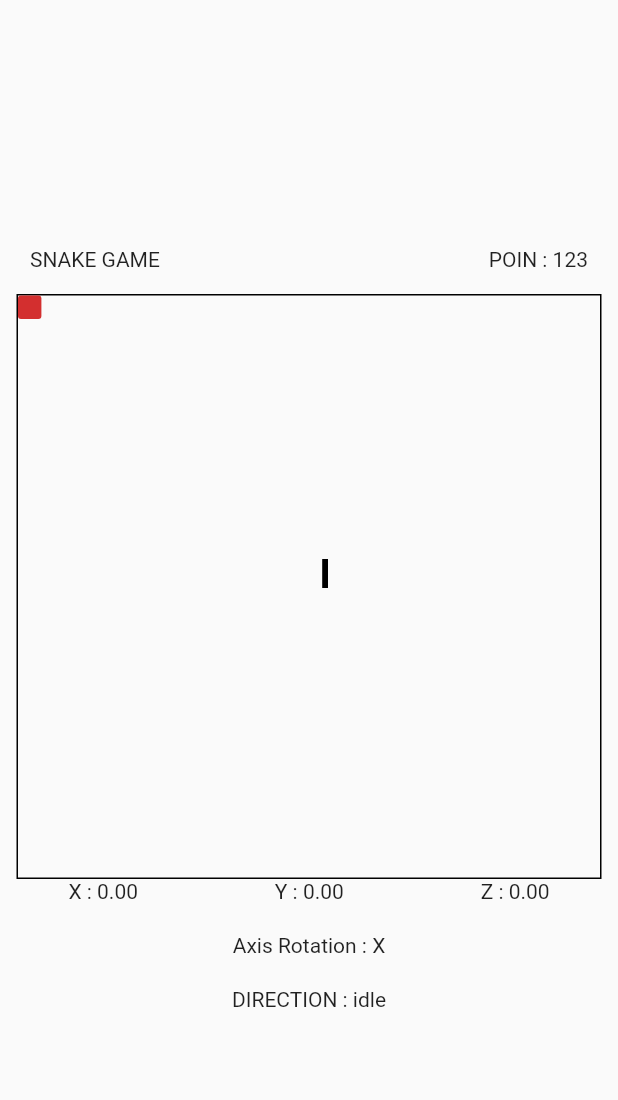
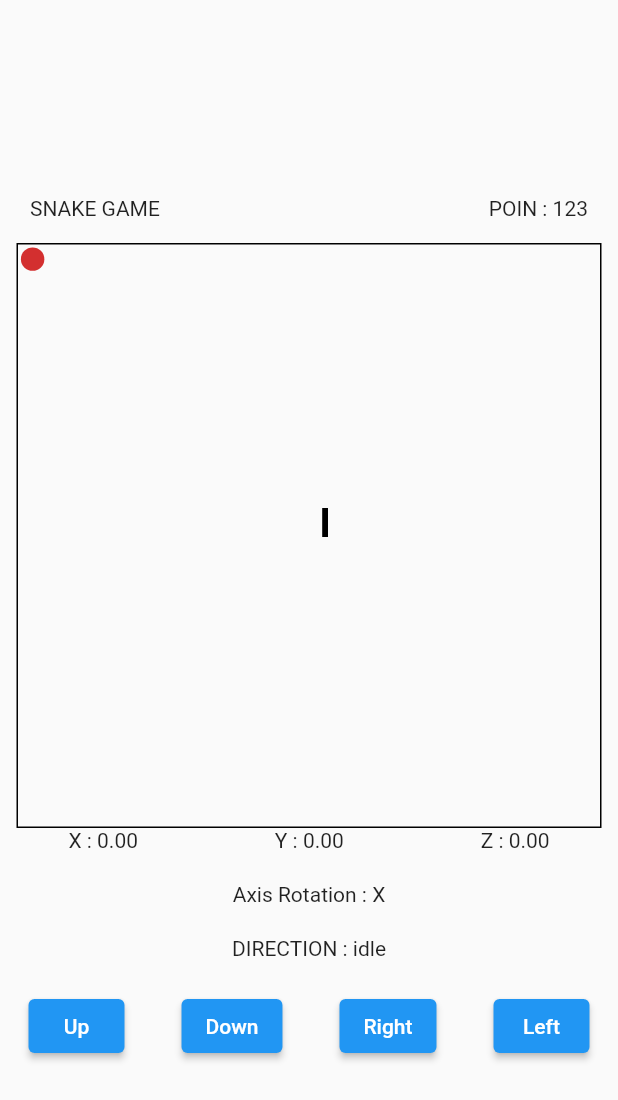
Before and after one commit to arif-pandu/flutter-snake-game, a Flutter app: the screen it shows after launch, after a tap on "Play", on a phone screen of 412 x 824 dp. Shown: the top 1100 px of the screen. Run offline on Flutter 3.47's test engine with Material 2 defaults, Android fonts, the phone set to English and light mode, and no system bars; our stand-ins replace sensors_plus.

Commit message:
Update : Success detect food collision

```diff
--- a/lib/model/food.dart
+++ b/lib/model/food.dart
@@ -14,12 +14,18 @@ class Food extends StatelessWidget {
           top: game.food[1],
           // left: 0,
           // right: 0,
-          child: Container(
-            height: game.snakePartSize * 0.8,
-            width: game.snakePartSize * 0.8,
-            decoration: BoxDecoration(
-              borderRadius: BorderRadius.circular(2),
-              color: Colors.red[700],
+          child: SizedBox(
+            height: game.snakePartSize,
+            width: game.snakePartSize,
+            child: Center(
+              child: Container(
+                height: game.snakePartSize * 0.8,
+                width: game.snakePartSize * 0.8,
+                decoration: BoxDecoration(
+                  shape: BoxShape.circle,
+                  color: Colors.red[700],
+                ),
+              ),
             ),
           ),
         );
--- a/lib/provider/game_provider.dart
+++ b/lib/provider/game_provider.dart
@@ -14,10 +14,13 @@ class GameController with ChangeNotifier {
 
   List<double> food = [-15, -15];
 
-  List<double> gyroscopeValue = [0, 0, 0];
+  List<double> _gyroscopeValue = [0, 0, 0];
   List<double> _snakeHead = [0, 0];
   List<List<double>> _snakeBody = [];
   List<double> _snakeTail = [];
+
+  List<double> xPart = [];
+  List<double> yPart = [];
 
   int axisIndex = 0;
   bool isNegative = false;
@@ -27,11 +30,11 @@ class GameController with ChangeNotifier {
   Axis _headAxisAlign = Axis.horizontal;
 
   /// Getter
+  List<double> get gyroscopeValue => _gyroscopeValue;
   double get screenWidth => _screenWidth;
   double get screenHeight => _screenHeight;
   double get boardSize => _boardSize;
   double get snakePartSize => _snakePartSize;
-  // List<double> get food => _food;
   List<double> get snakeHead => _snakeHead;
   List<double> get snakeTail => _snakeTail;
   List<List<double>> get snakeBody => _snakeBody;
@@ -40,6 +43,11 @@ class GameController with ChangeNotifier {
   Axis get headAxisAlign => _headAxisAlign;
 
   /// Setter
+  ///
+  set gyroscopeValue(List<double> value) {
+    _gyroscopeValue = value;
+    notifyListeners();
+  }
 
   set boardSize(double value) {
     _boardSize = value;
@@ -50,11 +58,6 @@ class GameController with ChangeNotifier {
     _snakePartSize = value;
     notifyListeners();
   }
-
-  // set food(List<double> value) {
-  //   _food = value;
-  //   notifyListeners();
-  // }
 
   set snakeHead(List<double> value) {
     _snakeHead = value;
@@ -159,7 +162,7 @@ class GameController with ChangeNotifier {
     }
     notifyListeners();
 
-    print("Last Direction " + lastDirection.name.toString());
+    // print("Last Direction " + lastDirection.name.toString());
   }
 
   void straightAhead() {
@@ -189,8 +192,10 @@ class GameController with ChangeNotifier {
   void spreadFood() {
     /// Create random position(left and top)
     /// And make sure it's not collapse with snake's head, body, and tail
-    List<double> xPart = [];
-    List<double> yPart = [];
+    // List<double> xPart = [];
+    // List<double> yPart = [];
+    xPart = [];
+    yPart = [];
 
     xPart.add(snakeHead[0]);
     yPart.add(snakeHead[1]);
@@ -214,6 +219,7 @@ class GameController with ChangeNotifier {
 
     if ((!xPart.contains(tempFoodX)) && (!yPart.contains(tempFoodY))) {
       food = [tempFoodX, tempFoodY];
+      print("Food : $food");
     } else {
       createRandomFood(xPart, yPart);
     }
@@ -227,7 +233,6 @@ class GameController with ChangeNotifier {
     double tempFoodY = randomY * snakePartSize;
     if ((!xPart.contains(tempFoodX)) && (!yPart.contains(tempFoodY))) {
       food = [tempFoodX, tempFoodY];
-      notifyListeners();
       print("============ FOOD : $food ==============");
     } else {
       randomX = Random().nextInt(20);
--- a/lib/screen/gameplay.dart
+++ b/lib/screen/gameplay.dart
@@ -1,4 +1,5 @@
 import 'package:flutter/material.dart';
+import 'package:flutter_snake_game/helper/enum.dart';
 import 'package:flutter_snake_game/model/food.dart';
 import 'package:flutter_snake_game/model/head.dart';
 import 'package:flutter_snake_game/provider/game_provider.dart';
@@ -102,6 +103,36 @@ class _GamePlayState extends State<GamePlay> {
                     ),
                     const SizedBox(height: 20),
                     Text("DIRECTION : " + (game.direction.name)),
+                    const SizedBox(height: 20),
+                    Row(
+                      mainAxisAlignment: MainAxisAlignment.spaceAround,
+                      children: [
+                        ElevatedButton(
+                          onPressed: () {
+                            game.direction = Direction.up;
+                          },
+                          child: Text("Up"),
+                        ),
+                        ElevatedButton(
+                          onPressed: () {
+                            game.direction = Direction.down;
+                          },
+                          child: Text("Down"),
+                        ),
+                        ElevatedButton(
+                          onPressed: () {
+                            game.direction = Direction.right;
+                          },
+                          child: Text("Right"),
+                        ),
+                        ElevatedButton(
+                          onPressed: () {
+                            game.direction = Direction.left;
+                          },
+                          child: Text("Left"),
+                        ),
+                      ],
+                    ),
                   ],
                 );
               },
```
Also changed, not shown: lib/model/head.dart (+77 -7 lines).
